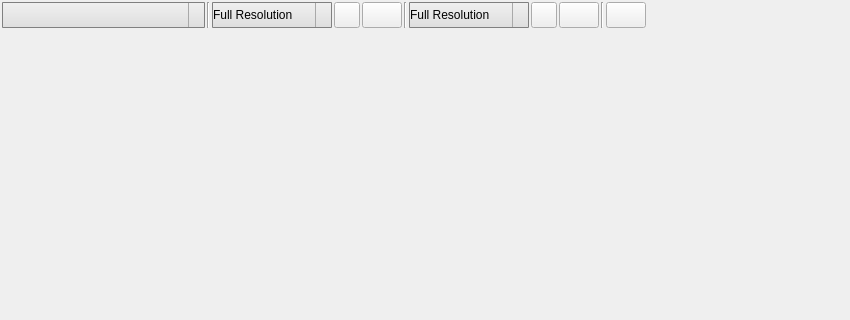
Qt form vigir_ocs_camera_view/src/ui/camera_view_widget.ui (team-vigir/vigir_ocs_common) before a commit; both pictures show x 0 to 850 and y 0 to 320 of the 850 by 702 pixel window.
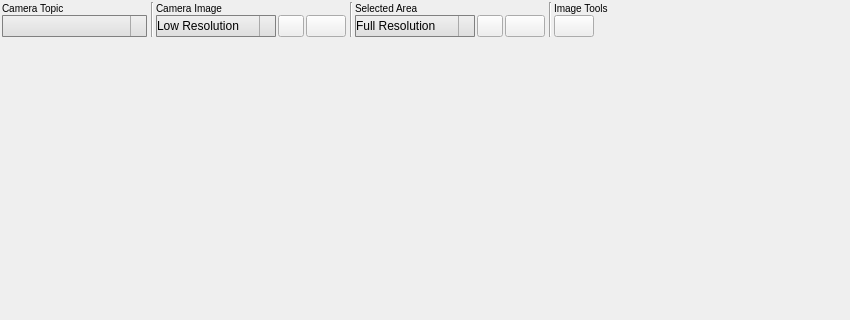
The same form after that commit. Icons and pictures are not drawn.

Commit message: - solved many bugs; - pretty close to solving image selection issue when there's more than one rviz window: need to set current tool based on which rviz::renderpanel is in use.

Diff of the .ui file:
```diff
--- a/vigir_ocs_camera_view/src/ui/camera_view_widget.ui
+++ b/vigir_ocs_camera_view/src/ui/camera_view_widget.ui
@@ -36,69 +36,64 @@
     <number>0</number>
    </property>
    <item>
-    <widget class="QScrollArea" name="scrollArea">
+    <widget class="QWidget" name="widget_4" native="true">
      <property name="sizePolicy">
       <sizepolicy hsizetype="Expanding" vsizetype="Fixed">
        <horstretch>0</horstretch>
        <verstretch>0</verstretch>
       </sizepolicy>
      </property>
-     <property name="minimumSize">
-      <size>
-       <width>0</width>
-       <height>30</height>
-      </size>
-     </property>
      <property name="maximumSize">
       <size>
        <width>16777215</width>
-       <height>30</height>
+       <height>45</height>
       </size>
      </property>
-     <property name="font">
-      <font>
-       <pointsize>9</pointsize>
-       <weight>75</weight>
-       <italic>true</italic>
-       <bold>true</bold>
-      </font>
-     </property>
-     <property name="frameShape">
-      <enum>QFrame::NoFrame</enum>
-     </property>
-     <property name="lineWidth">
+     <layout class="QHBoxLayout" name="horizontalLayout_3">
+      <property name="spacing">
+       <number>2</number>
+      </property>
+      <property name="margin">
+       <number>2</number>
+      </property>
+      <item>
+       <widget class="QWidget" name="widget" native="true">
+        <layout class="QVBoxLayout" name="verticalLayout">
+         <property name="spacing">
       <number>0</number>
      </property>
-     <property name="verticalScrollBarPolicy">
-      <enum>Qt::ScrollBarAlwaysOff</enum>
-     </property>
-     <property name="horizontalScrollBarPolicy">
-      <enum>Qt::ScrollBarAlwaysOff</enum>
-     </property>
-     <property name="widgetResizable">
-      <bool>true</bool>
-     </property>
-     <widget class="QWidget" name="scrolling_area">
-      <property name="geometry">
-       <rect>
-        <x>0</x>
-        <y>0</y>
-        <width>850</width>
-        <height>30</height>
-       </rect>
-      </property>
-      <property name="sizePolicy">
-       <sizepolicy hsizetype="Expanding" vsizetype="Expanding">
-        <horstretch>0</horstretch>
-        <verstretch>0</verstretch>
-       </sizepolicy>
-      </property>
-      <layout class="QHBoxLayout" name="horizontalLayout_2">
+         <property name="leftMargin">
+          <number>0</number>
+         </property>
+         <property name="topMargin">
+          <number>0</number>
+         </property>
+         <property name="rightMargin">
+          <number>2</number>
+         </property>
+         <property name="bottomMargin">
+          <number>0</number>
+         </property>
+         <item>
+          <widget class="QLabel" name="label">
+           <property name="styleSheet">
+            <string notr="true">
+     font: bold &quot;Ubuntu&quot;;
+     font-size: 10px;</string>
+           </property>
+           <property name="text">
+            <string>Camera Topic</string>
+           </property>
+          </widget>
+         </item>
+         <item>
+          <widget class="QWidget" name="widget_7" native="true">
+           <layout class="QHBoxLayout" name="horizontalLayout_5">
        <property name="spacing">
-        <number>2</number>
+             <number>0</number>
        </property>
        <property name="margin">
-        <number>2</number>
+             <number>0</number>
        </property>
        <item>
         <widget class="QComboBox" name="camera">
@@ -196,6 +191,12 @@
          </property>
         </widget>
        </item>
+           </layout>
+          </widget>
+         </item>
+        </layout>
+       </widget>
+      </item>
        <item>
         <widget class="Line" name="line">
          <property name="orientation">
@@ -204,6 +205,45 @@
         </widget>
        </item>
        <item>
+       <widget class="QWidget" name="widget_3" native="true">
+        <layout class="QVBoxLayout" name="verticalLayout_2">
+         <property name="spacing">
+          <number>0</number>
+         </property>
+         <property name="leftMargin">
+          <number>0</number>
+         </property>
+         <property name="topMargin">
+          <number>0</number>
+         </property>
+         <property name="rightMargin">
+          <number>2</number>
+         </property>
+         <property name="bottomMargin">
+          <number>0</number>
+         </property>
+         <item>
+          <widget class="QLabel" name="label_2">
+           <property name="styleSheet">
+            <string notr="true">
+     font: bold &quot;Ubuntu&quot;;
+     font-size: 10px;</string>
+           </property>
+           <property name="text">
+            <string>Camera Image</string>
+           </property>
+          </widget>
+         </item>
+         <item>
+          <widget class="QWidget" name="widget_2" native="true">
+           <layout class="QHBoxLayout" name="horizontalLayout">
+            <property name="spacing">
+             <number>2</number>
+            </property>
+            <property name="margin">
+             <number>0</number>
+            </property>
+            <item>
         <widget class="QComboBox" name="feed_resolution">
          <property name="sizePolicy">
           <sizepolicy hsizetype="Expanding" vsizetype="Expanding">
@@ -283,7 +323,7 @@
  }</string>
          </property>
          <property name="currentIndex">
-          <number>0</number>
+               <number>3</number>
          </property>
          <item>
           <property name="text">
@@ -403,6 +443,12 @@
          </property>
         </widget>
        </item>
+           </layout>
+          </widget>
+         </item>
+        </layout>
+       </widget>
+      </item>
        <item>
         <widget class="Line" name="line_2">
          <property name="minimumSize">
@@ -417,6 +463,45 @@
         </widget>
        </item>
        <item>
+       <widget class="QWidget" name="widget_6" native="true">
+        <layout class="QVBoxLayout" name="verticalLayout_4">
+         <property name="spacing">
+          <number>0</number>
+         </property>
+         <property name="leftMargin">
+          <number>0</number>
+         </property>
+         <property name="topMargin">
+          <number>0</number>
+         </property>
+         <property name="rightMargin">
+          <number>2</number>
+         </property>
+         <property name="bottomMargin">
+          <number>0</number>
+         </property>
+         <item>
+          <widget class="QLabel" name="label_3">
+           <property name="styleSheet">
+            <string notr="true">
+     font: bold &quot;Ubuntu&quot;;
+     font-size: 10px;</string>
+           </property>
+           <property name="text">
+            <string>Selected Area</string>
+           </property>
+          </widget>
+         </item>
+         <item>
+          <widget class="QWidget" name="widget_5" native="true">
+           <layout class="QHBoxLayout" name="horizontalLayout_4">
+            <property name="spacing">
+             <number>2</number>
+            </property>
+            <property name="margin">
+             <number>0</number>
+            </property>
+            <item>
         <widget class="QComboBox" name="selected_resolution">
          <property name="sizePolicy">
           <sizepolicy hsizetype="Expanding" vsizetype="Expanding">
@@ -572,6 +657,12 @@
          </property>
         </widget>
        </item>
+           </layout>
+          </widget>
+         </item>
+        </layout>
+       </widget>
+      </item>
        <item>
         <widget class="Line" name="line_3">
          <property name="orientation">
@@ -580,6 +671,36 @@
         </widget>
        </item>
        <item>
+       <widget class="QWidget" name="widget_8" native="true">
+        <layout class="QVBoxLayout" name="verticalLayout_5">
+         <property name="spacing">
+          <number>0</number>
+         </property>
+         <property name="margin">
+          <number>0</number>
+         </property>
+         <item>
+          <widget class="QLabel" name="label_4">
+           <property name="styleSheet">
+            <string notr="true">
+     font: bold &quot;Ubuntu&quot;;
+     font-size: 10px;</string>
+           </property>
+           <property name="text">
+            <string>Image Tools</string>
+           </property>
+          </widget>
+         </item>
+         <item>
+          <widget class="QWidget" name="widget_9" native="true">
+           <layout class="QHBoxLayout" name="horizontalLayout_2">
+            <property name="spacing">
+             <number>0</number>
+            </property>
+            <property name="margin">
+             <number>0</number>
+            </property>
+            <item>
         <widget class="QPushButton" name="image_transparency">
          <property name="minimumSize">
           <size>
@@ -612,6 +733,28 @@
         </widget>
        </item>
        <item>
+             <spacer name="horizontalSpacer_2">
+              <property name="orientation">
+               <enum>Qt::Horizontal</enum>
+              </property>
+              <property name="sizeType">
+               <enum>QSizePolicy::MinimumExpanding</enum>
+              </property>
+              <property name="sizeHint" stdset="0">
+               <size>
+                <width>0</width>
+                <height>20</height>
+               </size>
+              </property>
+             </spacer>
+            </item>
+           </layout>
+          </widget>
+         </item>
+        </layout>
+       </widget>
+      </item>
+      <item>
         <spacer name="horizontalSpacer">
          <property name="orientation">
           <enum>Qt::Horizontal</enum>
@@ -625,7 +768,6 @@
         </spacer>
        </item>
       </layout>
-     </widget>
     </widget>
    </item>
    <item>
```
Lines whose indentation alone changed are shown as unchanged. The commit also changes 10 other files.
